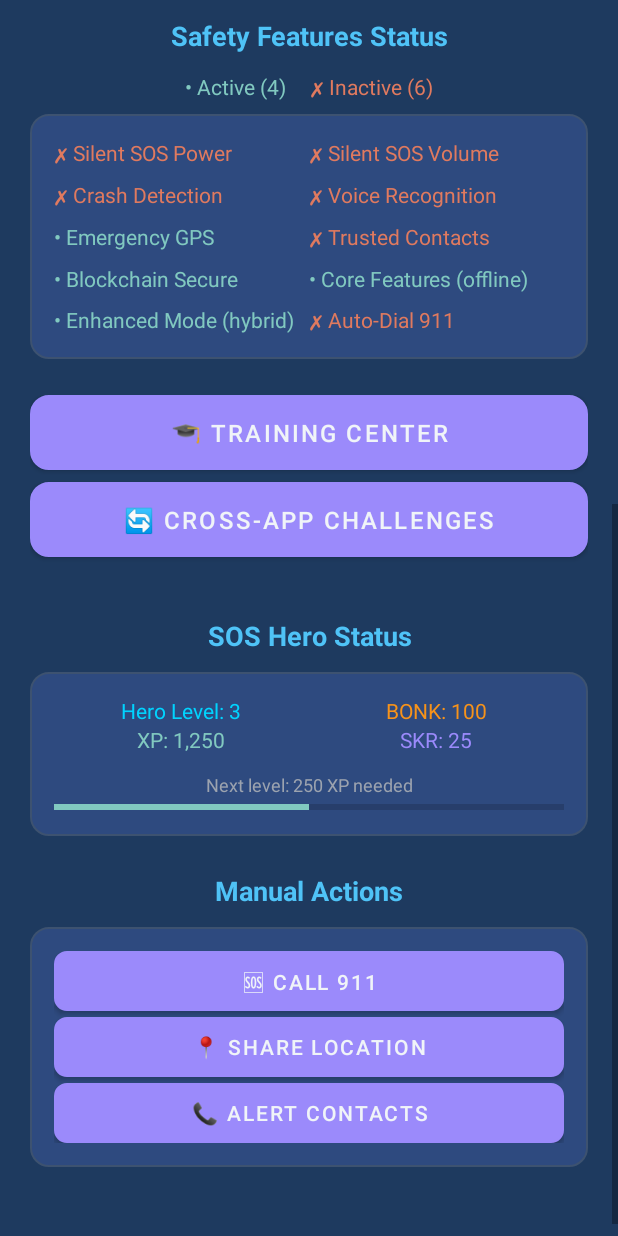
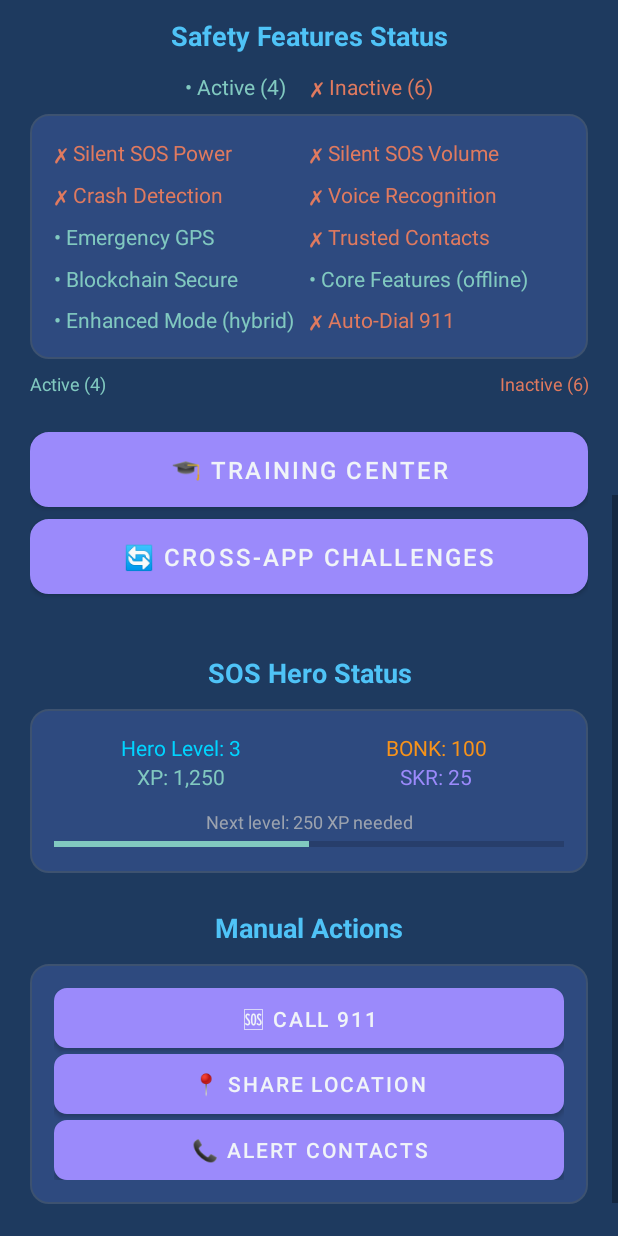
Before and after one commit to paragoner1/crisis-companion, an Android app: the layout activity_main.xml on its own in the app's theme, with its tools: preview values and no code run, scrolled down 576 dp, on a phone screen of 412 x 824 dp. Run offline under Robolectric (Android 15) with nearby library versions, the phone set to English and light mode, and no system bars.

Commit message:
Fix critical issues and improve messaging: Fix safety features legend updating, add scrollable info dialogs, update README to be impressive and honest about current vs. planned features

```diff
--- a/android-app/app/src/main/java/com/solanasos/emergency/MainActivity.kt
+++ b/android-app/app/src/main/java/com/solanasos/emergency/MainActivity.kt
@@ -842,9 +842,9 @@ class MainActivity : AppCompatActivity() {
                                 .count { it }
         val inactiveCount = 10 - activeCount
 
-        // Update legend text (we'll need to add these TextViews to the layout)
-        // For now, we'll just update the status in the log
-        Log.d(TAG, "Active features: $activeCount, Inactive features: $inactiveCount")
+        // Update legend text
+        binding.tvActiveCount.text = "Active ($activeCount)"
+        binding.tvInactiveCount.text = "Inactive ($inactiveCount)"
     }
 
     private fun updateSafetyFeatureStatus(textView: android.widget.TextView, isEnabled: Boolean, featureName: String) {
--- a/android-app/app/src/main/res/layout/activity_info.xml
+++ b/android-app/app/src/main/res/layout/activity_info.xml
@@ -344,7 +344,7 @@
             <TextView
                 android:layout_width="match_parent"
                 android:layout_height="wrap_content"
-                android:text="🌐 Online Mode Enhanced Guidance"
+                android:text="🌐 Enhanced Mode (Coming Soon)"
                 android:textSize="18sp"
                 android:textStyle="bold"
                 android:textColor="@color/soft_green"
@@ -354,7 +354,7 @@
             <TextView
                 android:layout_width="match_parent"
                 android:layout_height="wrap_content"
-                android:text="AI-Powered Unlimited Types: When hybrid online/offline mode is active, the app provides unlimited emergency types with enhanced AI-powered guidance. The AI can handle any emergency scenario without database limitations.\n\nEnhanced Features:\n• Smart 911 operator integration\n• Real-time context analysis\n• Advanced voice recognition\n• Cloud-based emergency protocols\n• Enhanced location and contact services\n• Dynamic emergency response adaptation"
+                android:text="Currently in development, Enhanced Mode will provide:\n\n• AI-powered unlimited emergency types\n• Real-time medical consultation\n• Smart 911 operator integration\n• Advanced voice recognition\n• Cloud-based emergency protocols\n• Dynamic emergency response adaptation\n\nNote: The app's core offline functionality provides comprehensive emergency coverage for 15 critical life-threatening situations, ensuring you're always protected even without internet connectivity."
                 android:textSize="14sp"
                 android:textColor="@color/text_primary"
                 android:lineSpacingExtra="4dp" />
--- a/android-app/app/src/main/res/layout/activity_main.xml
+++ b/android-app/app/src/main/res/layout/activity_main.xml
@@ -354,6 +354,35 @@
 
             </LinearLayout>
 
+            <!-- Safety Features Legend -->
+            <LinearLayout
+                android:layout_width="match_parent"
+                android:layout_height="wrap_content"
+                android:orientation="horizontal"
+                android:layout_marginTop="8dp">
+
+                <TextView
+                    android:id="@+id/tvActiveCount"
+                    android:layout_width="0dp"
+                    android:layout_height="wrap_content"
+                    android:layout_weight="1"
+                    android:text="Active (4)"
+                    android:textSize="12sp"
+                    android:textColor="@color/status_success"
+                    android:gravity="left" />
+
+                <TextView
+                    android:id="@+id/tvInactiveCount"
+                    android:layout_width="0dp"
+                    android:layout_height="wrap_content"
+                    android:layout_weight="1"
+                    android:text="Inactive (6)"
+                    android:textSize="12sp"
+                    android:textColor="@color/status_inactive"
+                    android:gravity="right" />
+
+            </LinearLayout>
+
         </LinearLayout>
 
         <!-- Training & Challenges -->
```
Also changed, not shown: android-app/app/src/main/java/com/solanasos/emergency/InfoActivity.kt (+71 -8 lines).
